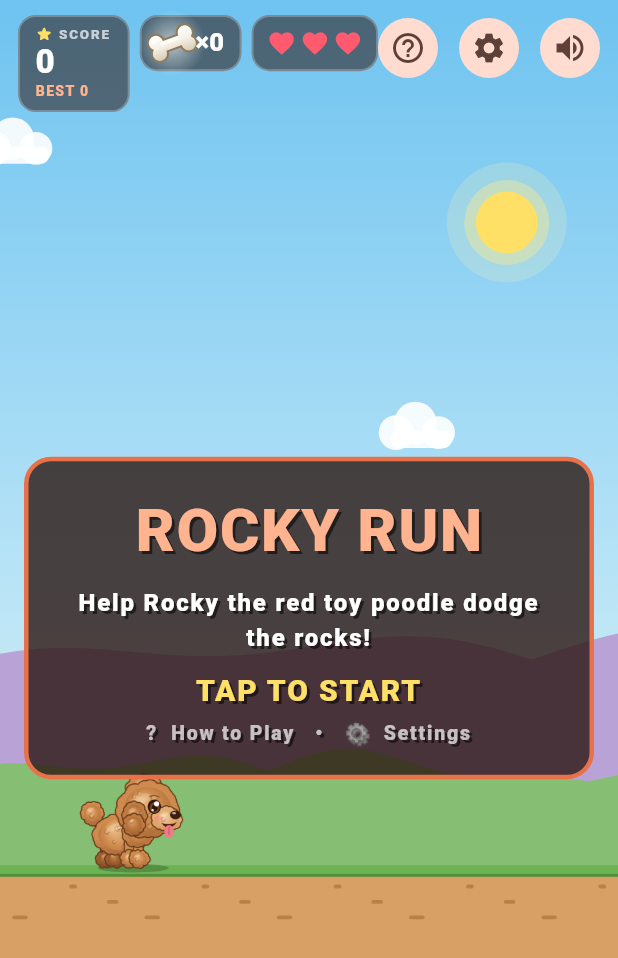
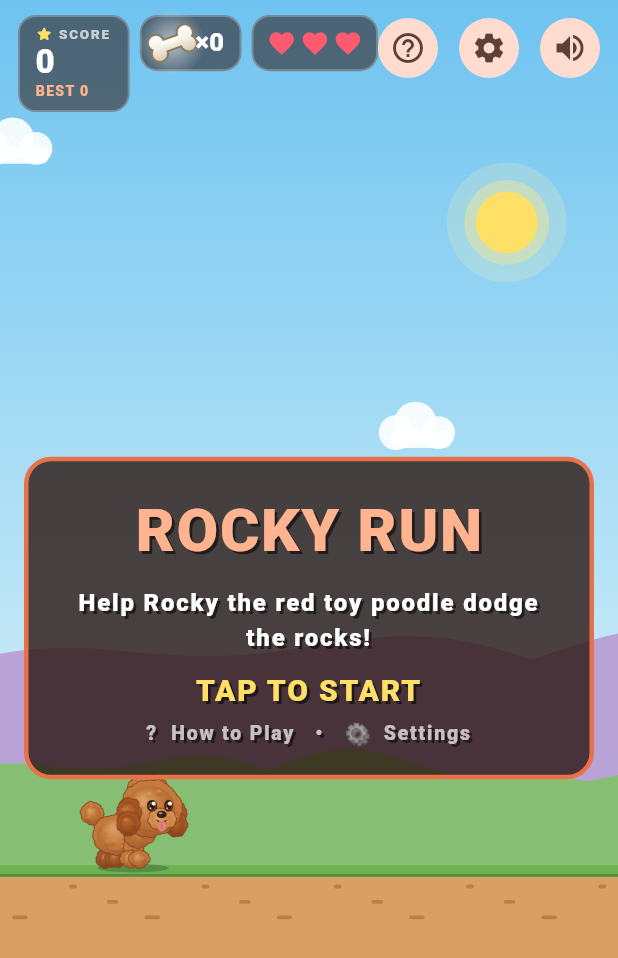
Before and after one commit to vita1288/rocky_run, a Flutter app: the screen it shows after launch, after a tap on the "close" icon, on a phone screen of 412 x 824 dp. Shown: the top 958 px of the screen. Run offline on Flutter 3.47's test engine with Material 3 defaults, Android fonts, the phone set to English and light mode, and no system bars; our stand-ins replace audioplayers, shared_preferences; missing offline and left inert: dart:js_interop.

Commit message:
Rocky redesign closer to reference: front-facing face, both ears, painted fur

```diff
--- a/lib/painters.dart
+++ b/lib/painters.dart
@@ -270,19 +270,19 @@ class GamePainter extends CustomPainter {
 class PoodleDrawer {
   static const double scale = 0.95;
 
-  // Caramel / apricot toy poodle palette
-  static const _light = Color(0xFFEFC08A);
-  static const _base = Color(0xFFCF8B4E);
-  static const _dark = Color(0xFFA0602F);
-  static const _deep = Color(0xFF74431F);
-  static const _outline = Color(0xFF6A3B1C);
-  static const _muzzle = Color(0xFFE3AE74);
-  static const _muzzleLight = Color(0xFFF6D7AE);
-  static const _earLight = Color(0xFFDDA066);
-  static const _earBase = Color(0xFFBF7B42);
-  static const _earDark = Color(0xFF94592B);
-  static const _eye = Color(0xFF2A1408);
-  static const _mouth = Color(0xFF4A1A0E);
+  // Toy poodle palette (sampled from Jovita's reference illustration)
+  static const _light = Color(0xFFDCA468);
+  static const _base = Color(0xFFC47A3C);
+  static const _dark = Color(0xFFA0582A);
+  static const _deep = Color(0xFF7A3C18);
+  static const _outline = Color(0xFF8A4720);
+  static const _muzzle = Color(0xFFD2914F);
+  static const _muzzleLight = Color(0xFFE7B57E);
+  static const _earLight = Color(0xFFC27433);
+  static const _earBase = Color(0xFFA65625);
+  static const _earDark = Color(0xFF843E17);
+  static const _eye = Color(0xFF2A160C);
+  static const _mouth = Color(0xFF5A2412);
 
   // ---- frame cache --------------------------------------------------------
   // Rocky is ~30 shaded fur shapes. Drawing them every frame is slow on iOS
@@ -407,10 +407,10 @@ class PoodleDrawer {
       ..moveTo(16, -40)
       ..quadraticBezierTo(8, -46, 7 + wag * 0.3, -54 + wag * 0.5);
     c.drawPath(tail, _stroke(_outline, 7));
-    c.drawPath(tail, _stroke(_dark, 4));
+    c.drawPath(tail, _stroke(_dark, 5));
     _fluffy(c, 6 + wag * 0.3, -57 + wag * 0.5, 9.5, 9.5, 11);
     // body
-    _fluffy(c, 37, -34, 26, 18, 21);
+    _fluffy(c, 36, -34, 26, 18, 21);
     c.restore();
 
     // front legs
@@ -419,151 +419,168 @@ class PoodleDrawer {
 
     c.save();
     c.translate(0, bob * 1.2);
-    _fluffy(c, 56, -37, 13, 13, 31); // chest
-    _fluffy(c, 63, -85, 17, 11, 41); // top knot
-    _fluffy(c, 66, -62, 27, 25, 51); // head
-    _fluffy(c, 87, -51, 13, 10, 61,
+    _fluffy(c, 57, -38, 14, 14, 31); // chest
+
+    // far ear (behind the head, right side)
+    c.save();
+    c.translate(90, -70);
+    c.rotate(-earFlap * 0.025);
+    c.translate(-90, 70);
+    _fluffy(c, 95, -57 + earFlap * 0.3, 10, 13, 73,
+        light: _earLight, base: _earBase, dark: _earDark);
+    _fluffy(c, 97, -45 + earFlap * 0.5, 9, 10, 74,
+        light: _earLight, base: _earBase, dark: _earDark);
+    c.restore();
+
+    _fluffy(c, 66, -85, 19, 11, 41); // top knot
+    _fluffy(c, 69, -63, 28, 25, 51); // head, 3/4 view facing the player
+    _fluffy(c, 82, -51, 12, 9, 61,
         light: _muzzleLight, base: _muzzle, dark: _base); // muzzle
 
-    // mouth: open smile with the tongue out
+    // eyes (both visible)
+    if (dead) {
+      final x = _stroke(_eye, 2.3);
+      for (final ex in const [71.0, 89.0]) {
+        c.drawLine(Offset(ex - 3.5, -69), Offset(ex + 3.5, -62), x);
+        c.drawLine(Offset(ex + 3.5, -69), Offset(ex - 3.5, -62), x);
+      }
+    } else if (blink) {
+      for (final ex in const [71.0, 89.0]) {
+        c.drawPath(
+            Path()
+              ..moveTo(ex - 4.5, -64)
+              ..quadraticBezierTo(ex, -61, ex + 4.5, -64),
+            _stroke(_eye, 2.1));
+      }
+    } else {
+      _drawEye(c, 71, -65.5, 1);
+      _drawEye(c, 89, -65.5, 0.85); // far eye, a little narrower
+    }
+
+    // nose
+    _oval(c, 81.5, -56, 5.4, 4.1, const Color(0xFF3E1F10));
+    _oval(c, 80.3, -57.4, 2.1, 1.1, const Color(0x8CFFFFFF));
+
+    // mouth + tongue out
     if (!dead) {
       final mouth = Path()
-        ..moveTo(81, -47)
-        ..quadraticBezierTo(89, -36, 98, -47.5)
-        ..quadraticBezierTo(89, -43.5, 81, -47)
+        ..moveTo(75, -50.5)
+        ..quadraticBezierTo(81.5, -42, 88, -50.5)
+        ..quadraticBezierTo(81.5, -47.5, 75, -50.5)
         ..close();
       c.drawPath(mouth, Paint()..color = _mouth);
-      _oval(c, 89.5, -37.5, 5.2, 7, const Color(0xFFEF7A8A));
-      c.drawLine(const Offset(89.5, -42), const Offset(89.5, -34),
-          _stroke(const Color(0xFFC9566A), 1.1));
+      _oval(c, 81.5, -43.5, 4.4, 6.2, const Color(0xFFE5807C));
+      c.drawLine(const Offset(81.5, -47.5), const Offset(81.5, -40),
+          _stroke(const Color(0xFFC25F60), 1));
     } else {
       c.drawPath(
           Path()
-            ..moveTo(83, -46)
-            ..quadraticBezierTo(89, -49, 95, -46),
+            ..moveTo(77, -49)
+            ..quadraticBezierTo(81.5, -51.5, 86, -49),
           _stroke(_mouth, 1.8));
     }
 
-    // nose
-    _oval(c, 96.5, -55.5, 5.8, 4.8, const Color(0xFF3B1D10));
-    _oval(c, 95, -57.4, 2.2, 1.2, const Color(0xB3FFFFFF));
     // blush
-    _oval(c, 78, -52, 5, 3, const Color(0x61FF828C));
+    _oval(c, 64, -54, 4.5, 2.8, const Color(0x4DF0786E));
+    _oval(c, 95, -54, 3.2, 2.4, const Color(0x40F0786E));
 
-    // eye: big round brown eye with highlights, soft brow
-    if (dead) {
-      final x = _stroke(_eye, 2.4);
-      c.drawLine(const Offset(70, -69), const Offset(77, -62), x);
-      c.drawLine(const Offset(77, -69), const Offset(70, -62), x);
-    } else if (blink) {
-      c.drawPath(
-          Path()
-            ..moveTo(69, -64)
-            ..quadraticBezierTo(73.5, -61, 78, -64),
-          _stroke(_eye, 2.2));
-    } else {
-      _oval(c, 73.5, -64.5, 7.2, 7.8, _eye);
-      _oval(c, 73.8, -63.6, 5.4, 5.8, const Color(0xFF7A4320)); // iris
-      _oval(c, 73.8, -63.2, 3.2, 3.6, _eye); // pupil
-      c.drawCircle(const Offset(76, -67.6), 2.9, Paint()..color = Colors.white);
-      c.drawCircle(
-          const Offset(71.6, -60.8), 1.3, Paint()..color = const Color(0xE6FFFFFF));
-      c.drawPath(
-          Path()
-            ..moveTo(68.5, -75.5)
-            ..quadraticBezierTo(73.5, -78, 78.5, -75),
-          _stroke(const Color(0xB36A3B1C), 1.4)); // brow
-    }
-
-    // long fluffy ear
+    // near ear (long, hangs over the left side of the head)
     c.save();
-    c.translate(55, -72);
+    c.translate(50, -74);
     c.rotate(earFlap * 0.03);
-    c.translate(-55, 72);
-    _fluffy(c, 52, -55 + earFlap * 0.4, 10, 12, 71,
+    c.translate(-50, 74);
+    _fluffy(c, 46, -58 + earFlap * 0.4, 10, 13, 71,
         light: _earLight, base: _earBase, dark: _earDark);
-    _fluffy(c, 51, -45 + earFlap * 0.7, 9, 9, 72,
+    _fluffy(c, 45, -46 + earFlap * 0.7, 9.5, 10, 72,
         light: _earLight, base: _earBase, dark: _earDark);
     c.restore();
 
     c.restore();
   }
 
+  /// Big round brown eye with highlights; [w] narrows it for the far eye.
+  static void _drawEye(Canvas c, double x, double y, double w) {
+    _oval(c, x, y, 5.6 * w, 6.4, _eye);
+    _oval(c, x + 0.3 * w, y + 0.6, 4.4 * w, 5.0, const Color(0xFF6B4027));
+    _oval(c, x + 0.3 * w, y + 1.0, 2.6 * w, 3.0, const Color(0xFF24130A));
+    c.drawCircle(Offset(x + 1.8 * w, y - 2.4), 2.2, Paint()..color = Colors.white);
+    c.drawCircle(Offset(x - 1.6 * w, y + 2.6), 0.9,
+        Paint()..color = const Color(0xD9FFFFFF));
+  }
+
   static void _leg(Canvas c, double x, double swing, double lift, bool front,
       double bob) {
     final top = Offset(x, -24 + bob);
     final foot = Offset(x + swing, -7 - lift);
-    c.drawLine(top, foot, _stroke(_outline, 12));
-    c.drawLine(top, foot, _stroke(front ? _base : _dark, 9.4));
+    c.drawLine(top, foot, _stroke(_outline, 12.5));
+    c.drawLine(top, foot, _stroke(front ? _base : _dark, 10.5));
     _fluffy(c, foot.dx + 1, foot.dy, 8.5, 7, (x * 7).round(),
         light: front ? _light : _base,
         base: front ? _base : _dark,
         dark: front ? _dark : _deep);
   }
 
-  /// Curly poodle fur blob: many small scallops, soft warm outline,
-  /// radial shading and ringlet curls.
+  /// Painted fluffy fur: small scalloped edge, thin soft outline, light from
+  /// the top-left and soft fur tufts (light + shadow dabs).
   static void _fluffy(Canvas c, double cx, double cy, double rx, double ry,
       int seed,
       {Color light = _light, Color base = _base, Color dark = _dark}) {
     final r = _Lcg(seed);
-    final n = max(9, ((rx + ry) * 0.62).round());
-    final br = min(rx, ry) * 0.27 + 1.2;
+    final n = max(10, ((rx + ry) * 0.75).round());
+    final br = min(rx, ry) * 0.22 + 1.4;
     final bumps = <List<double>>[];
     for (var i = 0; i < n; i++) {
-      final a = i / n * pi * 2 + r.next() * 0.25;
+      final a = i / n * pi * 2 + r.next() * 0.22;
       bumps.add([
-        cx + cos(a) * rx * 0.93,
-        cy + sin(a) * ry * 0.93,
-        br * (0.8 + r.next() * 0.4),
+        cx + cos(a) * rx * 0.94,
+        cy + sin(a) * ry * 0.94,
+        br * (0.8 + r.next() * 0.45),
         sin(a),
       ]);
     }
     final outline = Paint()..color = _outline;
     for (final b in bumps) {
-      c.drawCircle(Offset(b[0], b[1]), b[2] + 1.3, outline);
+      c.drawCircle(Offset(b[0], b[1]), b[2] + 1.0, outline);
     }
-    _oval(c, cx, cy, rx * 0.95 + 1.3, ry * 0.95 + 1.3, _outline);
+    _oval(c, cx, cy, rx * 0.96 + 1.0, ry * 0.96 + 1.0, _outline);
     for (final b in bumps) {
       c.drawCircle(Offset(b[0], b[1]), b[2],
-          Paint()..color = Color.lerp(base, dark, max(0.0, b[3]) * 0.6)!);
+          Paint()..color = Color.lerp(base, dark, max(0.0, b[3]) * 0.7)!);
     }
     c.drawOval(
-      Rect.fromCenter(center: Offset(cx, cy), width: rx * 1.9, height: ry * 1.9),
+      Rect.fromCenter(center: Offset(cx, cy), width: rx * 1.92, height: ry * 1.92),
       Paint()
         ..shader = ui.Gradient.radial(
           Offset(cx, cy),
-          max(rx, ry),
-          [light, base, Color.lerp(base, dark, 0.5)!],
-          const [0.0, 0.6, 1.0],
+          max(rx, ry) * 1.05,
+          [light, base, Color.lerp(base, dark, 0.65)!],
+          const [0.0, 0.55, 1.0],
           TileMode.clamp,
           null,
-          Offset(cx - rx * 0.3, cy - ry * 0.35),
+          Offset(cx - rx * 0.32, cy - ry * 0.4),
           0,
         ),
     );
-    // ringlet curls
-    final glow = Paint()..color = const Color(0x38FFE4BE);
-    final curl = _stroke(const Color(0x616E3C19), 1.1);
-    final k = (rx * ry / 75).round();
+    // fur tufts
+    final k = (rx * ry / 45).round();
     for (var i = 0; i < k; i++) {
       final a = r.next() * pi * 2;
-      final d = sqrt(r.next()) * 0.78;
+      final d = sqrt(r.next()) * 0.8;
       final x = cx + cos(a) * rx * d;
       final y = cy + sin(a) * ry * d;
-      final rr = 1.6 + r.next() * 1.4;
-      c.drawCircle(Offset(x, y), rr, glow);
-      c.drawArc(Rect.fromCircle(center: Offset(x, y), radius: rr), 0.2,
-          pi * 1.4, false, curl);
+      final rr = 1.8 + r.next() * 1.8;
+      final lower = sin(a) * d; // lower half darker, upper half lighter
+      c.drawArc(Rect.fromCircle(center: Offset(x, y + rr * 0.35), radius: rr), 0,
+          pi, false,
+          Paint()
+            ..color = Color.fromRGBO(110, 50, 18, 0.10 + 0.14 * max(0.0, lower)));
+      c.drawArc(
+          Rect.fromCircle(center: Offset(x, y - rr * 0.2), radius: rr * 0.8), pi,
+          pi, false,
+          Paint()
+            ..color =
+                Color.fromRGBO(255, 226, 180, 0.10 + 0.16 * max(0.0, -lower)));
     }
-    // top sheen
-    c.save();
-    c.translate(cx - rx * 0.25, cy - ry * 0.45);
-    c.rotate(-0.3);
-    c.drawOval(
-        Rect.fromCenter(center: Offset.zero, width: rx * 0.76, height: ry * 0.4),
-        Paint()..color = const Color(0x40FFECCD));
-    c.restore();
   }
 
   static void _oval(Canvas c, double x, double y, double rx, double ry,
```
Also changed, not shown: assets/icon/rocky_icon_1024.png, assets/icon/rocky_icon_background.png, assets/icon/rocky_icon_foreground.png, docs/store/feature_graphic_1024x500.png, docs/store/icon_512.png, 16 other files.
